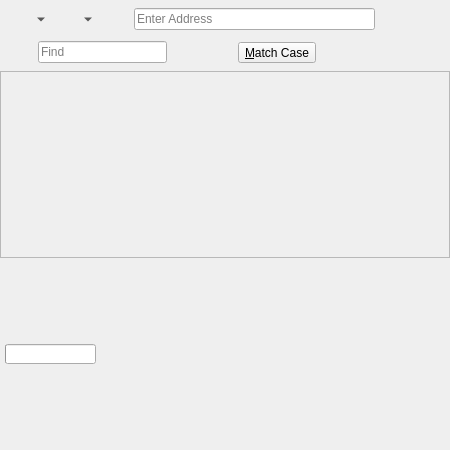
Qt form 2.x/UI/dooble_page.ui (textbrowser/dooble) before a commit.
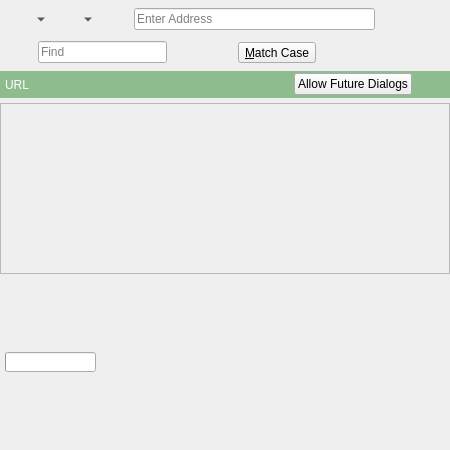
The same form after that commit. Custom widgets are drawn as their Qt base class.

Commit message: Friendly reminder of JS popup event.

```diff
--- a/2.x/UI/dooble_page.ui
+++ b/2.x/UI/dooble_page.ui
@@ -264,6 +264,81 @@
      </layout>
     </widget>
    </item>
+   <item>
+    <widget class="QFrame" name="javascript_popup_message">
+     <property name="sizePolicy">
+      <sizepolicy hsizetype="Preferred" vsizetype="Fixed">
+       <horstretch>0</horstretch>
+       <verstretch>0</verstretch>
+      </sizepolicy>
+     </property>
+     <property name="styleSheet">
+      <string notr="true">QFrame {background-color: #8fbc8f;}</string>
+     </property>
+     <layout class="QHBoxLayout" name="horizontalLayout_3">
+      <property name="spacing">
+       <number>5</number>
+      </property>
+      <property name="leftMargin">
+       <number>5</number>
+      </property>
+      <property name="topMargin">
+       <number>0</number>
+      </property>
+      <property name="rightMargin">
+       <number>5</number>
+      </property>
+      <property name="bottomMargin">
+       <number>0</number>
+      </property>
+      <item>
+       <widget class="QLabel" name="javascript_popup_exception_url">
+        <property name="sizePolicy">
+         <sizepolicy hsizetype="Expanding" vsizetype="Preferred">
+          <horstretch>0</horstretch>
+          <verstretch>0</verstretch>
+         </sizepolicy>
+        </property>
+        <property name="styleSheet">
+         <string notr="true">QLabel {color: white;}</string>
+        </property>
+        <property name="text">
+         <string>URL</string>
+        </property>
+       </widget>
+      </item>
+      <item>
+       <widget class="QPushButton" name="javascript_allow_popup_exception">
+        <property name="toolTip">
+         <string>&lt;html&gt;&lt;head/&gt;&lt;body&gt;&lt;p&gt;You may modify the settings of this and other Web sites via the Web portion of the Settings window.&lt;/p&gt;&lt;/body&gt;&lt;/html&gt;</string>
+        </property>
+        <property name="text">
+         <string>Allow Future Dialogs</string>
+        </property>
+       </widget>
+      </item>
+      <item>
+       <widget class="QToolButton" name="close_javascript_popup_exception_frame">
+        <property name="toolTip">
+         <string>Close</string>
+        </property>
+        <property name="text">
+         <string/>
+        </property>
+        <property name="iconSize">
+         <size>
+          <width>20</width>
+          <height>20</height>
+         </size>
+        </property>
+        <property name="autoRaise">
+         <bool>true</bool>
+        </property>
+       </widget>
+      </item>
+     </layout>
+    </widget>
+   </item>
    <item>
     <widget class="QFrame" name="frame">
      <property name="frameShape">
```
Left out of the diff: 2 changed lines with no effect on the pictures. The commit also changes 4 other files.
